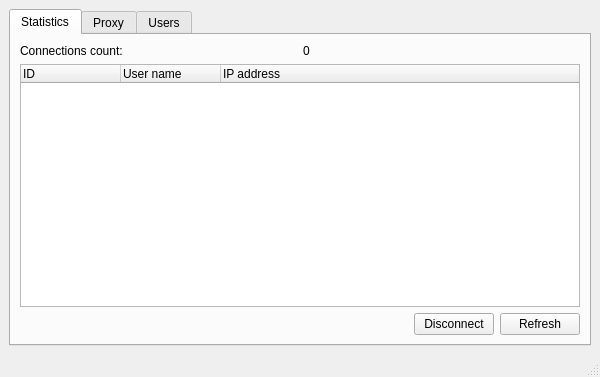
dchapyshev/aspia, file source/router/manager/main_window.ui: the form before one commit.
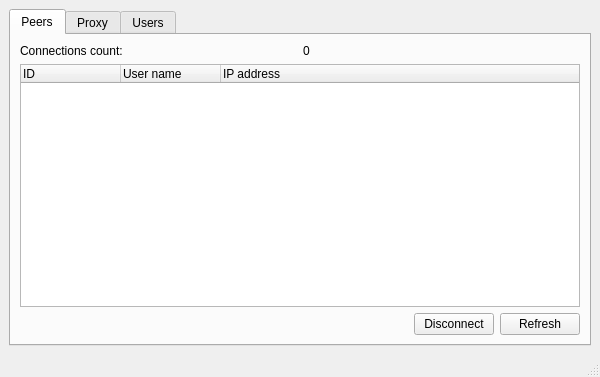
The form after the commit. Icons and pictures are not drawn.

Commit message: Implemented onDisconnectPeerPressed, onRefreshProxyListPressed, onRefreshUserListPressed methods.

The edit to the form file:
```diff
--- a/source/router/manager/main_window.ui
+++ b/source/router/manager/main_window.ui
@@ -22,7 +22,7 @@
       </property>
       <widget class="QWidget" name="tab_statistics">
        <attribute name="title">
-        <string>Statistics</string>
+        <string>Peers</string>
        </attribute>
        <layout class="QVBoxLayout" name="verticalLayout">
         <item>
```
Left out of the diff: 2 changed lines with no effect on the pictures. The commit also changes 5 other files.
